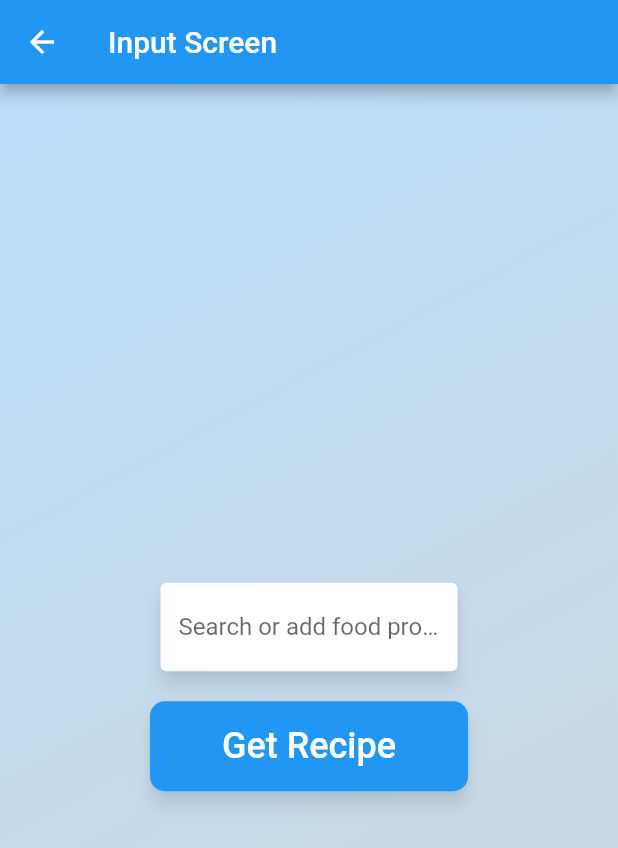
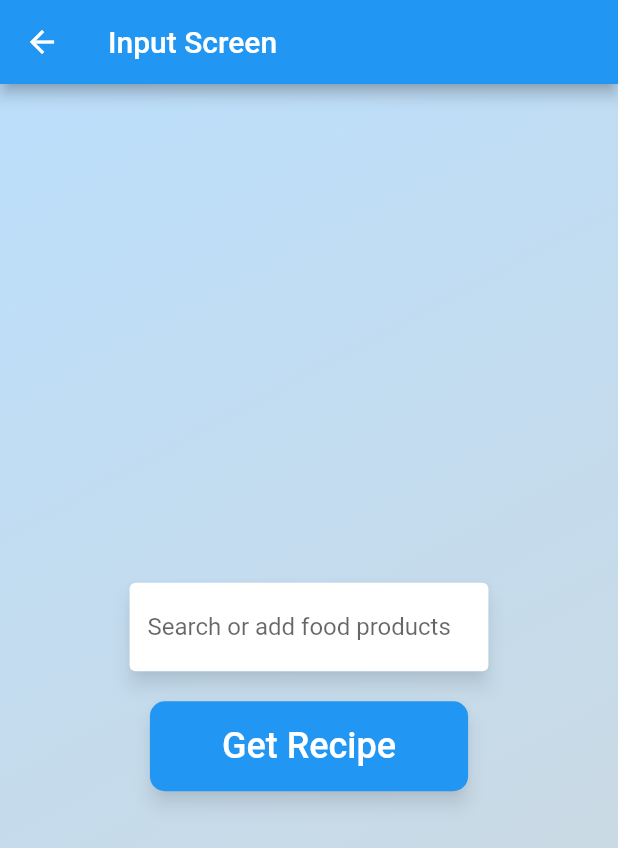
Before and after one commit to Martin-knowit/recipe_generator, a Flutter app: the InputScreen screen opened directly, on a phone screen of 412 x 824 dp. Shown: the top 848 px of the screen. Run offline on Flutter 3.47's test engine with Material 2 defaults, Android fonts, the phone set to English and light mode, and no system bars; drawn by our look-alikes of flutter_typeahead.

Commit message:
Update InputScreen.dart

```diff
--- a/lib/InputScreen.dart
+++ b/lib/InputScreen.dart
@@ -78,7 +78,7 @@ class _InputScreenState extends State<InputScreen> {
                 ),
                 SizedBox(height: 16.0),
                 SizedBox(
-                  width: MediaQuery.of(context).size.width * 0.5,
+                  width: MediaQuery.of(context).size.width * 0.6,
                   child: Card(
                     elevation: 5.0,
                     shadowColor: Colors.black.withOpacity(0.5),
```
